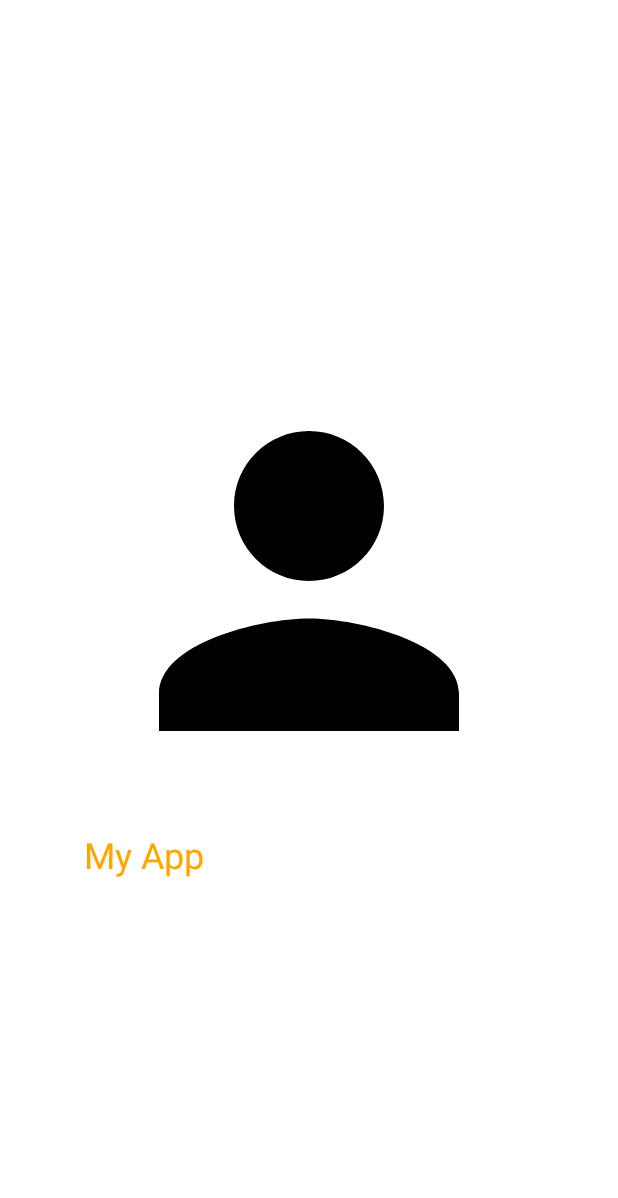
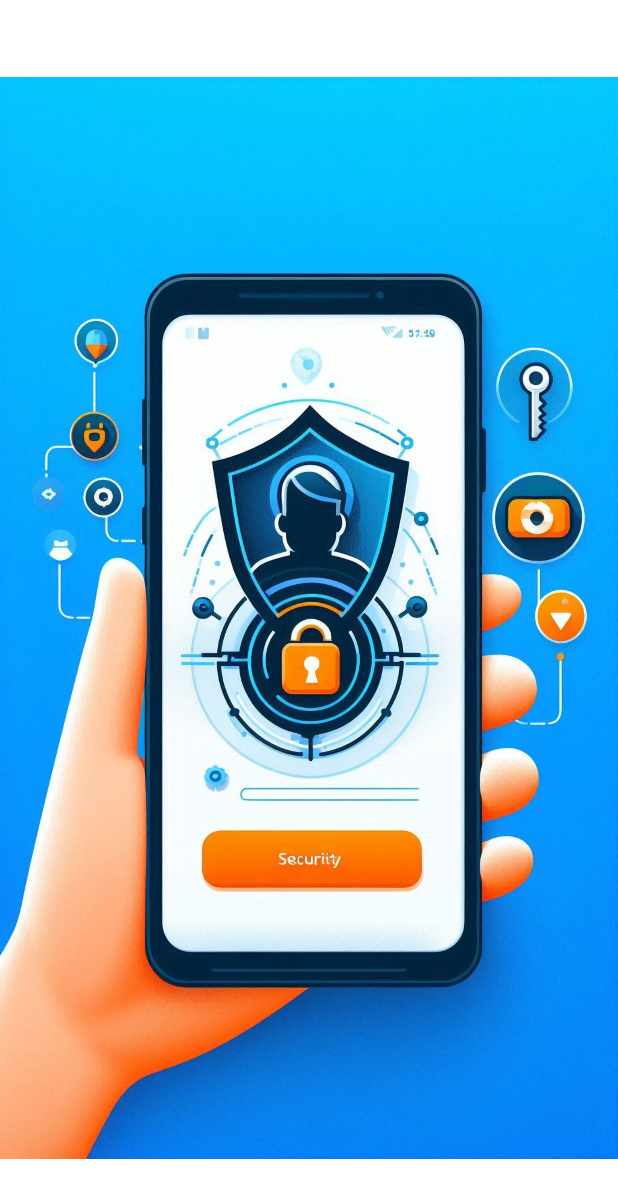
Before and after one commit to himanshumaurya0007/SignIn_SignUp_Firebase_App, an Android app: the MainActivity screen opened directly, with no data from a screen before it, on a phone screen of 412 x 824 dp. Shown: the top 1198 px of the screen. Run offline under Robolectric (Android 15) with nearby library versions, the phone set to English and light mode, and no system bars.

Commit message:
Added splash screen and project images

```diff
--- a/app/src/main/res/layout/activity_main.xml
+++ b/app/src/main/res/layout/activity_main.xml
@@ -7,17 +7,8 @@
 
     <ImageView
         android:id="@+id/logo"
-        android:layout_width="300dp"
-        android:layout_height="300dp"
-        android:src="@drawable/baseline_person_24" />
+        android:layout_width="match_parent"
+        android:layout_height="match_parent"
+        android:src="@drawable/splash_screen" />
 
-    <TextView
-        android:id="@+id/app_name"
-        android:layout_width="wrap_content"
-        android:layout_height="wrap_content"
-        android:layout_below="@id/logo"
-        android:text="My App"
-        android:textSize="24sp"
-        android:textColor="@color/orange"
-        android:layout_marginTop="16dp" />
 </RelativeLayout>
```
Also changed, not shown: app/src/main/res/drawable/splash_screen.jpeg (added), 7 other files.
